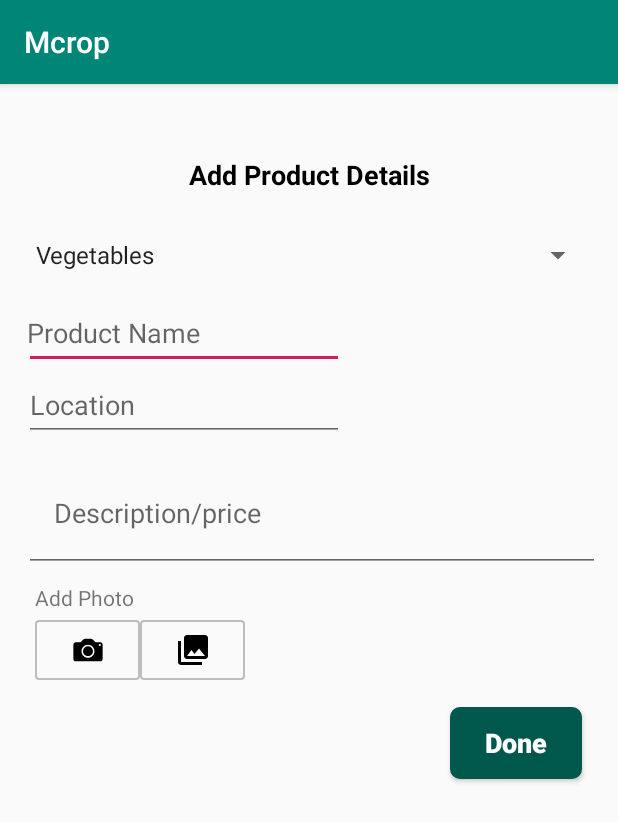
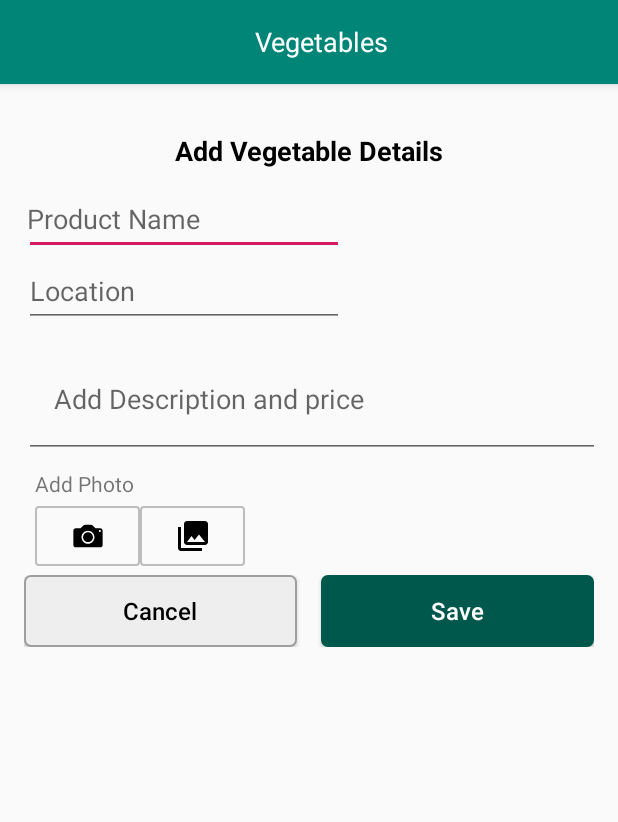
Before and after one commit to sklagat45/Mcrop, an Android app: the AddStockActivity screen opened directly, with no data from a screen before it, on a phone screen of 412 x 824 dp. Shown: the top 822 px of the screen. Run offline under Robolectric (Android 15) with nearby library versions, the phone set to English and light mode, and no system bars; our stand-ins replace ButterKnife, Firebase (no records; nobody signed in at launch, a user with empty details on screens opened directly); 4 statements that could not run were skipped.

Commit message:
- Add custom actionbar on the layouts

```diff
--- a/app/build.gradle
+++ b/app/build.gradle
@@ -5,7 +5,7 @@
     compileSdkVersion 28
     defaultConfig {
         applicationId "com.sklagat46.mcrop"
-        minSdkVersion 16
+        minSdkVersion 21
         targetSdkVersion 28
         versionCode 1
         versionName "1.0"
--- a/app/src/main/java/com/sklagat46/mcrop/ui/AddStockActivity.java
+++ b/app/src/main/java/com/sklagat46/mcrop/ui/AddStockActivity.java
@@ -10,6 +10,7 @@
 import android.database.sqlite.SQLiteDatabase;
 import android.graphics.Bitmap;
 import android.graphics.BitmapFactory;
+import android.graphics.drawable.Drawable;
 import android.hardware.Camera;
 import android.net.Uri;
 import android.os.AsyncTask;
@@ -53,6 +54,7 @@
 
 import androidx.annotation.NonNull;
 import androidx.appcompat.app.AppCompatActivity;
+import androidx.appcompat.widget.Toolbar;
 import androidx.core.app.NavUtils;
 import androidx.loader.app.LoaderManager;
 import androidx.loader.content.CursorLoader;
@@ -99,16 +101,18 @@
     DatabaseReference databaseUserProfile;
     private String selectedImagePath;
     private File file;
+    @BindView(R.id.btn_camera)
+    Toolbar toolbar;
 
     @Override
     protected void onCreate(Bundle savedInstanceState) {
         super.onCreate(savedInstanceState);
-        setContentView(R.layout.activity_add_stock);
+        setContentView(R.layout.activity_add_product);
         ButterKnife.bind(this);
         FirebaseAuth auth;
         storage = FirebaseStorage.getInstance();
         storageReference = storage.getReference();
-
+        setUpActionBar();
 
 
         // Add a listener to the Capture button
@@ -156,6 +160,14 @@
 
     }
 
+    private void setUpActionBar() {
+        Drawable upArrow = getResources().getDrawable(R.drawable.ic_chevron_left_white_24dp);
+        toolbar.setNavigationIcon(upArrow);
+        setSupportActionBar(toolbar);
+        getSupportActionBar().setDisplayHomeAsUpEnabled(true);
+        getSupportActionBar().setDisplayShowHomeEnabled(true);
+    }
+
     private File createImageFile() throws IOException {
         File storagePath = new File(Environment.getExternalStorageDirectory()
                 .getPath() + Configs.IMAGES_DIRECTORY);
@@ -180,7 +192,7 @@
 
     }
 
-    public void btnDone(View view) {
+    public void btnSave(View view) {
 
         uploadImage();
     }
@@ -410,6 +422,11 @@
         }
     }
 
+    public void btnCancel(View view) {
+
+
+    }
+
     private class InvokeCameraTask extends AsyncTask<String, Void, Boolean> {
         private File imageFile;
         private ProgressDialog progressDialog;
--- a/app/src/main/res/drawable/bg_blue_button.xml
+++ b/app/src/main/res/drawable/bg_blue_button.xml
@@ -8,6 +8,6 @@
         android:width="1dp"
         android:color="@color/colorPrimaryDark" />
 
-    <corners android:radius="6dp"/>
+    <corners android:radius="4dp"/>
 
 </shape>
--- /dev/null
+++ b/app/src/main/res/drawable/bg_edit_button.xml
@@ -0,0 +1,18 @@
+<?xml version="1.0" encoding="utf-8"?>
+<shape xmlns:android="http://schemas.android.com/apk/res/android"
+    android:shape="rectangle">
+
+    <gradient
+        android:angle="180"
+        android:endColor="@color/grey_200"
+        android:startColor="@color/grey_200" />
+
+    <solid android:color="@color/grey_200" />
+
+    <stroke
+        android:width="1dp"
+        android:color="@color/grey_400" />
+
+    <corners android:radius="4dp" />
+
+</shape>
--- a/app/src/main/res/drawable/ic_add_black_24dp.xml
+++ b/app/src/main/res/drawable/ic_add_black_24dp.xml
@@ -4,6 +4,6 @@
     android:viewportWidth="24.0"
     android:viewportHeight="24.0">
     <path
-        android:fillColor="#FF000000"
+        android:fillColor="@color/white"
         android:pathData="M19,13h-6v6h-2v-6H5v-2h6V5h2v6h6v2z" />
 </vector>
--- /dev/null
+++ b/app/src/main/res/drawable/ic_chevron_left_white_24dp.xml
@@ -0,0 +1,9 @@
+<vector xmlns:android="http://schemas.android.com/apk/res/android"
+android:width="24dp"
+android:height="24dp"
+android:viewportWidth="24.0"
+android:viewportHeight="24.0">
+<path
+    android:fillColor="@color/white"
+    android:pathData="M20,11H7.83l5.59,-5.59L12,4l-8,8 8,8 1.41,-1.41L7.83,13H20v-2z"/>
+</vector>
--- /dev/null
+++ b/app/src/main/res/layout/activity_add_product.xml
@@ -0,0 +1,197 @@
+<?xml version="1.0" encoding="utf-8"?>
+<LinearLayout xmlns:android="http://schemas.android.com/apk/res/android"
+    xmlns:app="http://schemas.android.com/apk/res-auto"
+    xmlns:tools="http://schemas.android.com/tools"
+    android:layout_width="match_parent"
+    android:layout_height="match_parent"
+    android:orientation="vertical"
+    tools:context=".ui.AddStockActivity">
+
+        <com.google.android.material.appbar.AppBarLayout
+            android:layout_width="match_parent"
+            android:layout_height="?attr/actionBarSize"
+            android:background="?attr/colorPrimary"
+            android:theme="@style/AppTheme.AppBarOverlay">
+
+            <androidx.appcompat.widget.Toolbar
+                android:id="@+id/toolbar"
+                android:layout_width="match_parent"
+                android:layout_height="?attr/actionBarSize"
+                android:background="?attr/colorPrimary"
+                app:popupTheme="@style/AppTheme.PopupOverlay">
+
+                <TextView
+                    android:id="@+id/toolbarTitle"
+                    style="@style/actionBarTitle"
+                    android:layout_width="match_parent"
+                    android:layout_height="match_parent"
+                    android:text="@string/title_vegetables" />
+
+            </androidx.appcompat.widget.Toolbar>
+
+        </com.google.android.material.appbar.AppBarLayout>
+
+        <LinearLayout
+            android:layout_width="match_parent"
+            android:layout_height="wrap_content"
+            android:layout_marginTop="@dimen/margin_normal"
+            android:orientation="vertical"
+            android:padding="@dimen/margin_normal"
+            tools:background="#f4f5f7">
+
+            <TextView
+                android:id="@+id/productETxt"
+                android:layout_width="match_parent"
+                android:layout_height="26dp"
+                android:text="@string/label_add_vegetable_details"
+                android:textAlignment="center"
+                android:textColor="@color/black"
+                android:textSize="18sp"
+                android:textStyle="bold" />
+
+
+            <EditText
+                android:id="@+id/editTextProductName"
+                android:layout_width="wrap_content"
+                android:layout_height="48dp"
+                android:layout_marginLeft="8dp"
+                android:layout_marginTop="@dimen/margin_small"
+                android:layout_marginEnd="8dp"
+                android:layout_marginRight="8dp"
+                android:ems="10"
+                android:hint="@string/label_product_name"
+                android:inputType="textPersonName"
+                android:padding="2dp"
+                app:layout_constraintEnd_toEndOf="parent"
+                app:layout_constraintHorizontal_bias="0.132"
+                app:layout_constraintStart_toStartOf="parent" />
+
+            <EditText
+                android:id="@+id/locationETxt"
+                android:layout_width="wrap_content"
+                android:layout_height="48dp"
+                android:layout_marginLeft="8dp"
+                android:layout_marginEnd="8dp"
+                android:layout_marginRight="8dp"
+                android:ems="10"
+                android:hint="@string/label_location"
+                android:inputType="textPersonName"
+                app:layout_constraintEnd_toEndOf="parent"
+                app:layout_constraintHorizontal_bias="0.131"
+                app:layout_constraintStart_toStartOf="parent"
+                app:layout_constraintTop_toBottomOf="@+id/editTextProductName" />
+
+            <EditText
+                android:id="@+id/descriptionETxt"
+                android:layout_width="414dp"
+                android:layout_height="79dp"
+                android:layout_marginTop="@dimen/margin_small"
+                android:layout_weight="1"
+                android:ems="10"
+                android:hint="@string/label_add_description_and_price"
+                android:inputType="textMultiLine"
+                android:padding="20dp"
+                app:layout_constraintEnd_toEndOf="parent"
+                app:layout_constraintTop_toBottomOf="@+id/productETxt" />
+
+
+            <LinearLayout
+                android:id="@+id/layout_addPhoto"
+                android:layout_width="match_parent"
+                android:layout_height="wrap_content"
+                android:layout_alignParentStart="true"
+                android:layout_alignParentLeft="true"
+                android:layout_marginLeft="5dp"
+                android:layout_marginRight="5dp"
+                android:layout_weight="0.49"
+                android:orientation="vertical"
+                android:padding="2dp"
+                android:weightSum="1"
+                app:layout_constraintTop_toBottomOf="@+id/descriptionETxt">
+
+                <TextView
+                    android:id="@+id/txtcomment_title"
+                    android:layout_width="wrap_content"
+                    android:layout_height="wrap_content"
+                    android:layout_marginTop="5dp"
+                    android:layout_marginBottom="5dp"
+                    android:text="@string/add_photo" />
+
+                <ImageView
+                    android:id="@+id/imgv_photo"
+                    android:layout_width="140dp"
+                    android:layout_height="150dp"
+                    android:layout_marginBottom="10dp"
+                    android:layout_weight="0.65"
+                    android:adjustViewBounds="true"
+                    android:background="@drawable/comment_textarea"
+                    android:ems="10"
+                    android:gravity="top|center_horizontal"
+                    android:padding="0dp"
+                    android:scaleType="centerCrop" />
+
+                <RelativeLayout
+                    android:id="@+id/attach_photo"
+                    android:layout_width="match_parent"
+                    android:layout_height="wrap_content">
+
+                    <ImageButton
+                        android:id="@+id/btn_camera"
+                        android:layout_width="70dp"
+                        android:layout_height="40dp"
+                        android:layout_alignParentStart="true"
+                        android:layout_alignParentLeft="true"
+                        android:layout_alignParentTop="true"
+                        android:background="@drawable/btn_bg_white"
+                        android:text="CANCEL"
+                        android:textColor="#000000"
+                        app:srcCompat="@drawable/icon_camera" />
+
+                    <ImageButton
+                        android:id="@+id/btn_gallary"
+                        android:layout_width="70dp"
+                        android:layout_height="40dp"
+                        android:layout_alignParentTop="true"
+                        android:layout_toRightOf="@+id/btn_camera"
+                        android:background="@drawable/btn_bg_white"
+                        android:textColor="#000000"
+                        app:srcCompat="@drawable/ic_photo_library_black_24px" />
+                </RelativeLayout>
+            </LinearLayout>
+
+        <LinearLayout
+            android:layout_width="match_parent"
+            android:layout_height="wrap_content"
+            android:layout_gravity="bottom"
+            android:layout_marginTop="@dimen/margin_smallest"
+            android:orientation="horizontal"
+            android:weightSum="1">
+
+            <Button
+                android:id="@+id/buttonEditBookingDetails"
+                style="@style/allEditButtons"
+                android:layout_width="0dp"
+                android:layout_height="@dimen/button_height"
+                android:layout_marginEnd="@dimen/margin_normal"
+                android:layout_marginRight="@dimen/margin_normal"
+                android:layout_weight=".5"
+                android:background="@drawable/bg_edit_button"
+                android:onClick="btnCancel"
+                android:text="@string/cancel"
+                android:textAllCaps="false" />
+
+            <Button
+                android:id="@+id/buttonSaveBooking"
+                style="@style/allSaveButtons"
+                android:layout_width="0dp"
+                android:layout_height="@dimen/button_height"
+                android:layout_weight=".5"
+                android:background="@drawable/bg_blue_button"
+                android:onClick="btnSave"
+                android:text="@string/save"
+                android:textAllCaps="false" />
+
+        </LinearLayout>
+
+    </LinearLayout>
+</LinearLayout>
--- a/app/src/main/res/layout/activity_add_stock.xml
+++ /dev/null
@@ -1,175 +0,0 @@
-<?xml version="1.0" encoding="utf-8"?>
-<RelativeLayout xmlns:android="http://schemas.android.com/apk/res/android"
-    xmlns:app="http://schemas.android.com/apk/res-auto"
-    xmlns:tools="http://schemas.android.com/tools"
-    android:layout_width="match_parent"
-    android:layout_height="match_parent"
-    android:padding="@dimen/padding_normal"
-    tools:context=".ui.AddStockActivity">
-
-    <LinearLayout
-        android:layout_width="wrap_content"
-        android:layout_height="wrap_content"
-        android:layout_marginTop="32dp"
-        android:orientation="vertical"
-        tools:background="#f4f5f7">
-
-        <TextView
-            android:id="@+id/productETxt"
-            android:layout_width="match_parent"
-            android:layout_height="26dp"
-            android:text="Add Product Details"
-            android:textAlignment="center"
-            android:textColor="@color/black"
-            android:textSize="18sp"
-            android:textStyle="bold" />
-
-        <Spinner
-            android:id="@+id/productSp"
-            android:layout_width="match_parent"
-            android:layout_height="48dp"
-            android:layout_marginTop="@dimen/padding_normal"
-            android:entries="@array/product_arrays"
-            android:prompt="@string/product_prompt"
-            app:layout_constraintBottom_toTopOf="@+id/descriptionETxt"
-            app:layout_constraintEnd_toEndOf="parent"
-            app:layout_constraintHorizontal_bias="0.282"
-            app:layout_constraintStart_toStartOf="parent"
-            app:layout_constraintTop_toBottomOf="@+id/productETxt"
-            app:layout_constraintVertical_bias="0.0" />
-
-        <EditText
-            android:id="@+id/productNameETxt"
-            android:layout_width="wrap_content"
-            android:layout_height="48dp"
-            android:layout_marginLeft="8dp"
-            android:layout_marginTop="@dimen/margin_smallest"
-            android:layout_marginEnd="8dp"
-            android:layout_marginRight="8dp"
-            android:ems="10"
-            android:hint="Product Name"
-            android:inputType="textPersonName"
-            android:padding="2dp"
-            app:layout_constraintEnd_toEndOf="parent"
-            app:layout_constraintHorizontal_bias="0.132"
-            app:layout_constraintStart_toStartOf="parent"
-            app:layout_constraintTop_toBottomOf="@+id/productSp" />
-
-        <EditText
-            android:id="@+id/locationETxt"
-            android:layout_width="wrap_content"
-            android:layout_height="48dp"
-            android:layout_marginLeft="8dp"
-            android:layout_marginEnd="8dp"
-            android:layout_marginRight="8dp"
-            android:ems="10"
-            android:hint="Location"
-            android:inputType="textPersonName"
-            app:layout_constraintEnd_toEndOf="parent"
-            app:layout_constraintHorizontal_bias="0.131"
-            app:layout_constraintStart_toStartOf="parent"
-            app:layout_constraintTop_toBottomOf="@+id/productNameETxt" />
-
-        <EditText
-            android:id="@+id/descriptionETxt"
-            android:layout_width="414dp"
-            android:layout_height="79dp"
-            android:layout_marginTop="@dimen/margin_small"
-            android:layout_weight="1"
-            android:ems="10"
-            android:hint="Description/price"
-            android:inputType="textMultiLine"
-            android:padding="20dp"
-            app:layout_constraintEnd_toEndOf="parent"
-            app:layout_constraintTop_toBottomOf="@+id/productETxt" />
-
-
-        <LinearLayout
-            android:id="@+id/layout_addPhoto"
-            android:layout_width="match_parent"
-            android:layout_height="wrap_content"
-            android:layout_alignParentStart="true"
-            android:layout_alignParentLeft="true"
-            android:layout_marginLeft="5dp"
-            android:layout_marginRight="5dp"
-            android:layout_weight="0.49"
-            android:orientation="vertical"
-            android:padding="2dp"
-            android:weightSum="1"
-            app:layout_constraintTop_toBottomOf="@+id/descriptionETxt">
-
-            <TextView
-                android:id="@+id/txtcomment_title"
-                android:layout_width="wrap_content"
-                android:layout_height="wrap_content"
-                android:layout_marginTop="5dp"
-                android:layout_marginBottom="5dp"
-                android:text="Add Photo" />
-
-            <ImageView
-                android:id="@+id/imgv_photo"
-                android:layout_width="140dp"
-                android:layout_height="150dp"
-                android:layout_marginBottom="10dp"
-                android:layout_weight="0.65"
-                android:adjustViewBounds="true"
-                android:background="@drawable/comment_textarea"
-                android:ems="10"
-                android:gravity="top|center_horizontal"
-                android:padding="0dp"
-                android:scaleType="centerCrop" />
-
-            <RelativeLayout
-                android:id="@+id/attach_photo"
-                android:layout_width="match_parent"
-                android:layout_height="wrap_content">
-
-                <ImageButton
-                    android:id="@+id/btn_camera"
-                    android:layout_width="70dp"
-                    android:layout_height="40dp"
-                    android:layout_alignParentStart="true"
-                    android:layout_alignParentLeft="true"
-                    android:layout_alignParentTop="true"
-                    android:background="@drawable/btn_bg_white"
-                    android:text="CANCEL"
-                    android:textColor="#000000"
-                    app:srcCompat="@drawable/icon_camera" />
-
-                <ImageButton
-                    android:id="@+id/btn_gallary"
-                    android:layout_width="70dp"
-                    android:layout_height="40dp"
-                    android:layout_alignParentTop="true"
-                    android:layout_toRightOf="@+id/btn_camera"
-                    android:background="@drawable/btn_bg_white"
-                    android:textColor="#000000"
-                    app:srcCompat="@drawable/ic_photo_library_black_24px" />
-            </RelativeLayout>
-        </LinearLayout>
-
-        <Button
-            android:id="@+id/btnDone"
-            android:layout_width="wrap_content"
-            android:layout_height="wrap_content"
-            android:layout_alignParentBottom="true"
-            android:layout_gravity="right"
-            android:layout_marginStart="8dp"
-            android:layout_marginLeft="8dp"
-            android:layout_marginTop="@dimen/padding_normal"
-            android:layout_marginEnd="8dp"
-            android:layout_marginRight="8dp"
-            android:layout_marginBottom="147dp"
-            android:background="@drawable/bg_blue_button"
-            android:onClick="btnDone"
-            android:text="Done"
-            android:textAllCaps="false"
-            android:textColor="@color/white"
-            android:textSize="18sp"
-            android:textStyle="bold"
-            tools:ignore="OnClick" />
-
-    </LinearLayout>
-
-
-</RelativeLayout>
--- a/app/src/main/res/layout/activity_login.xml
+++ b/app/src/main/res/layout/activity_login.xml
@@ -1,5 +1,5 @@
 <?xml version="1.0" encoding="utf-8"?>
-<androidx.constraintlayout.ConstraintLayout xmlns:android="http://schemas.android.com/apk/res/android"
+<androidx.constraintlayout.widget.ConstraintLayout xmlns:android="http://schemas.android.com/apk/res/android"
     xmlns:app="http://schemas.android.com/apk/res-auto"
     xmlns:tools="http://schemas.android.com/tools"
     android:layout_width="match_parent"
@@ -88,4 +88,4 @@
         app:layout_constraintStart_toStartOf="parent"
         app:layout_constraintTop_toBottomOf="@+id/loginBtn2" />
 
-</androidx.constraintlayout.ConstraintLayout>
+</androidx.constraintlayout.widget.ConstraintLayout>
--- a/app/src/main/res/layout/activity_main.xml
+++ b/app/src/main/res/layout/activity_main.xml
@@ -1,5 +1,5 @@
 <?xml version="1.0" encoding="utf-8"?>
-<androidx.constraintlayout.ConstraintLayout xmlns:android="http://schemas.android.com/apk/res/android"
+<androidx.constraintlayout.widget.ConstraintLayout xmlns:android="http://schemas.android.com/apk/res/android"
     xmlns:app="http://schemas.android.com/apk/res-auto"
     xmlns:tools="http://schemas.android.com/tools"
     android:id="@+id/mcropLogoImg"
@@ -76,4 +76,4 @@
         app:layout_constraintEnd_toEndOf="parent"
         app:layout_constraintTop_toBottomOf="@+id/mcropTxtV"
         tools:text="register" />
-</androidx.constraintlayout.ConstraintLayout>
+</androidx.constraintlayout.widget.ConstraintLayout>
--- a/app/src/main/res/layout/activity_password.xml
+++ b/app/src/main/res/layout/activity_password.xml
@@ -1,5 +1,5 @@
 <?xml version="1.0" encoding="utf-8"?>
-<androidx.constraintlayout.ConstraintLayout xmlns:android="http://schemas.android.com/apk/res/android"
+<androidx.constraintlayout.widget.ConstraintLayout xmlns:android="http://schemas.android.com/apk/res/android"
     xmlns:app="http://schemas.android.com/apk/res-auto"
     xmlns:tools="http://schemas.android.com/tools"
     android:layout_width="match_parent"
@@ -32,4 +32,4 @@
         app:layout_constraintStart_toStartOf="parent"
         app:layout_constraintTop_toBottomOf="@+id/userEmailETxt"
         app:layout_constraintVertical_bias="0.19" />
-</androidx.constraintlayout.ConstraintLayout>
+</androidx.constraintlayout.widget.ConstraintLayout>
--- a/app/src/main/res/layout/row_category_item.xml
+++ b/app/src/main/res/layout/row_category_item.xml
@@ -4,6 +4,7 @@
     xmlns:tools="http://schemas.android.com/tools"
     android:layout_width="match_parent"
     android:layout_height="wrap_content"
+    android:background="@color/white"
     android:layout_marginBottom="1dp"
     android:clickable="true"
     android:focusable="true"
--- a/app/src/main/res/values/colors.xml
+++ b/app/src/main/res/values/colors.xml
@@ -21,5 +21,13 @@
     <color name="red_light">#fc2a32</color>
     <color name="green">#00C300</color>
     <color name="afri_green">#3cb879</color>
+    <color name="grey">#DBD8D9</color>
+    <color name="grey_500">#DBD8D9</color>
+    <color name="grey_50">#FAFAFA</color>
+    <color name="grey_100">#F5F5F5</color>
+    <color name="grey_200">#EEEEEE</color>
+    <color name="grey_300">#E0E0E0</color>
+    <color name="grey_400">#9E9E9E</color>
+    <color name="grey_dim">#696969</color>
 
 </resources>
--- a/app/src/main/res/values/strings.xml
+++ b/app/src/main/res/values/strings.xml
@@ -6,6 +6,14 @@
     <string name="category">category</string>
         <string name="product_prompt">Choose the Product Type</string>
     <string name="title_select_product_category">Select product Category</string>
+    <string name="label_add_vegetable_details">Add Vegetable Details</string>
+    <string name="label_product_name">Product Name</string>
+    <string name="label_location">Location</string>
+    <string name="label_add_description_and_price">Add Description and price</string>
+    <string name="add_photo">Add Photo</string>
+    <string name="cancel">Cancel</string>
+    <string name="save">Save</string>
+    <string name="title_vegetables">Vegetables</string>
 
     <string-array name="product_arrays">
             <item>Vegetables</item>
--- a/app/src/main/res/values/styles.xml
+++ b/app/src/main/res/values/styles.xml
@@ -1,15 +1,29 @@
 <resources>
 
     <!-- Base application theme. -->
-    <style name="AppTheme" parent="Theme.AppCompat.Light.DarkActionBar">
+    <style name="AppTheme" parent="Theme.AppCompat.Light.NoActionBar">
         <!-- Customize your theme here. -->
         <item name="colorPrimary">@color/colorPrimary</item>
         <item name="colorPrimaryDark">@color/colorPrimaryDark</item>
         <item name="colorAccent">@color/colorAccent</item>
     </style>
 
+
+    <style name="AppTheme.AppBarOverlay" parent="ThemeOverlay.AppCompat.Dark.ActionBar" />
+
+    <style name="AppTheme.PopupOverlay" parent="ThemeOverlay.AppCompat.Light">
+        <item name="android:textColor">@color/black</item>
+
+    </style>
+
     <!--  toolbar-->
 
+    <style name="actionBarTitle1">
+        <item name="android:textColor">@color/white</item>
+        <item name="android:textSize">18sp</item>
+        <item name="android:layout_gravity">center_horizontal</item>
+        <item name="android:gravity">center</item>
+    </style>
     <style name="actionBarTitle">
         <item name="android:textColor">@color/white</item>
         <item name="android:textSize">18sp</item>
@@ -17,4 +31,15 @@
         <item name="android:gravity">center</item>
     </style>
 
+    <style name="allEditButtons">
+        <item name="android:textSize">16sp</item>
+        <item name="android:textColor">@color/black</item>
+    </style>
+
+    <style name="allSaveButtons">
+        <item name="android:textSize">16sp</item>
+        <item name="android:textColor">@color/white</item>
+    </style>
+
+
 </resources>
```
Also changed, not shown: app/src/main/res/layout/activity_home.xml (+27 -1 lines), app/src/main/res/layout/activity_vegetable_list.xml (+42 -15 lines).
